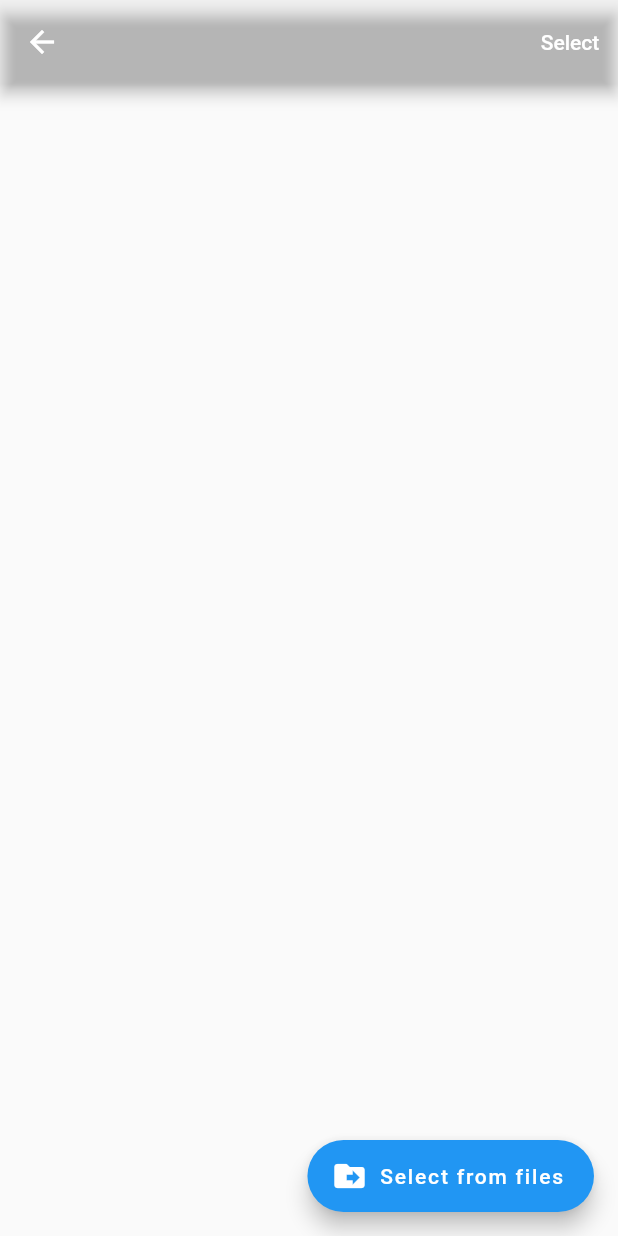
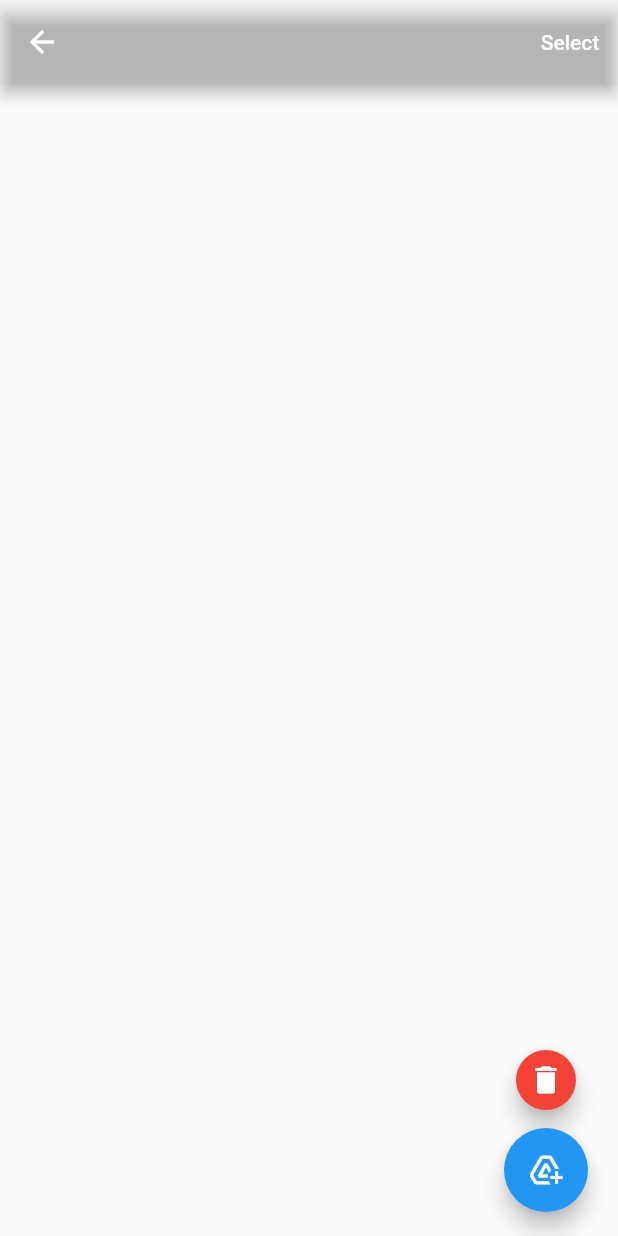
Before and after one commit to Deepak16080/prank_caller, a Flutter app: the Ringtone screen opened directly, on a phone screen of 412 x 824 dp. Run offline on Flutter 3.47's test engine with Material 2 defaults, Android fonts, the phone set to English and light mode, and no system bars; our stand-ins replace google_fonts, just_audio.

Commit message:
Fix: resolved merge conflicts

```diff
--- a/lib/components/ringtone.dart
+++ b/lib/components/ringtone.dart
@@ -101,10 +101,31 @@ class _RingtoneState extends State<Ringtone> {
           }
         },
       ),
-      floatingActionButton: FloatingActionButton.extended(
-        onPressed: () {},
-        label: const Text('Select from files'),
-        icon: const Icon(Icons.drive_file_move),
+      floatingActionButton: Column(
+        mainAxisAlignment: MainAxisAlignment.end,
+        children: [
+          Padding(
+            padding: const EdgeInsets.all(8.0),
+            child: FloatingActionButton.small(
+              heroTag: 'list 1',
+              onPressed: () {
+                setState(() {
+                  // file.delete();
+                });
+              },
+              backgroundColor: Colors.red,
+              child: const Icon(Icons.delete),
+            ),
+          ),
+          FloatingActionButton(
+            onPressed: () {
+              setState(() {
+                // restoreSettings();
+              });
+            },
+            child: const Icon(Icons.add_to_drive),
+          ),
+        ],
       ),
     );
   }
@@ -117,3 +138,26 @@ class _RingtoneState extends State<Ringtone> {
     ));
   }
 }
+  // Future<void> restoreSettings() async {
+  //   FilePickerResult? pickerResult =
+  //       await FilePicker.platform.pickFiles(type: FileType.audio);
+  //   if (pickerResult?.files.first != null) {
+  //     String fileName = pickerResult!.files.first.name;
+  //     print('picker fileName $fileName');
+  //     Uint8List? fileBytes = pickerResult.files.first.bytes;
+  //     print('picker fileBytes $fileBytes');
+  //   } else {
+
+  //   }
+  // }
+
+
+  // void savefile(path) async {
+  //   SharedPreferences savefile = await SharedPreferences.getInstance();
+  //   savefile.setString('filepath', path);
+  // }
+
+  // void loadfile() async {
+  //   SharedPreferences savefile = await SharedPreferences.getInstance();
+  //   savefile.getString('');
+  // }
```
Also changed, not shown: 1 other file.
